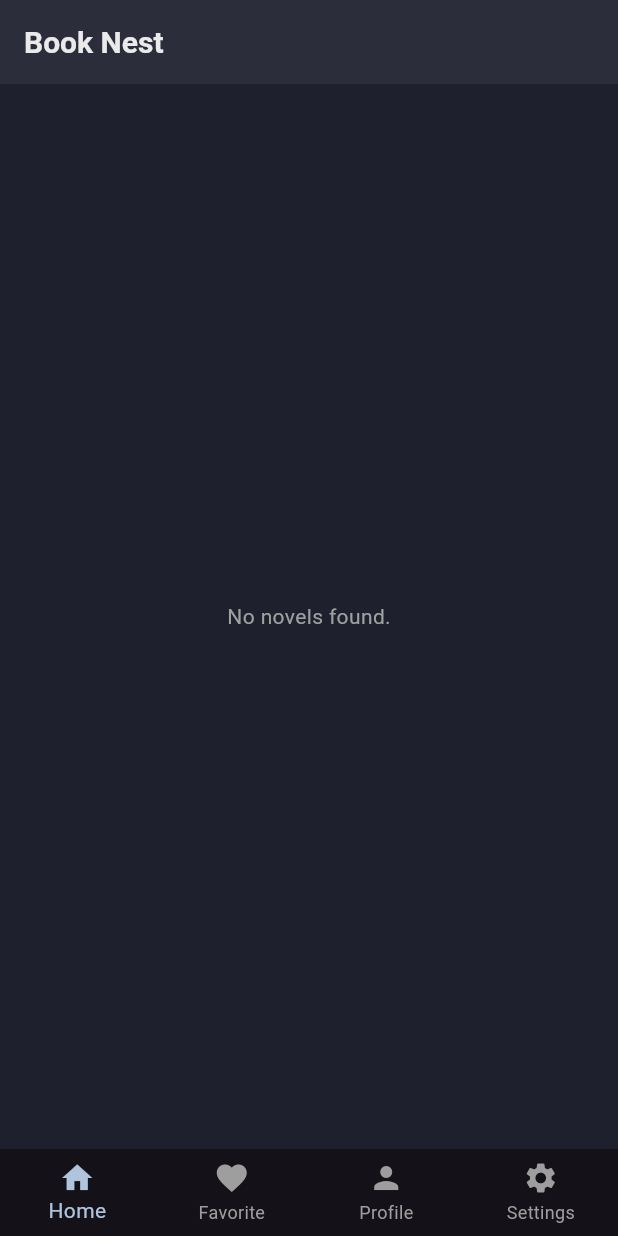
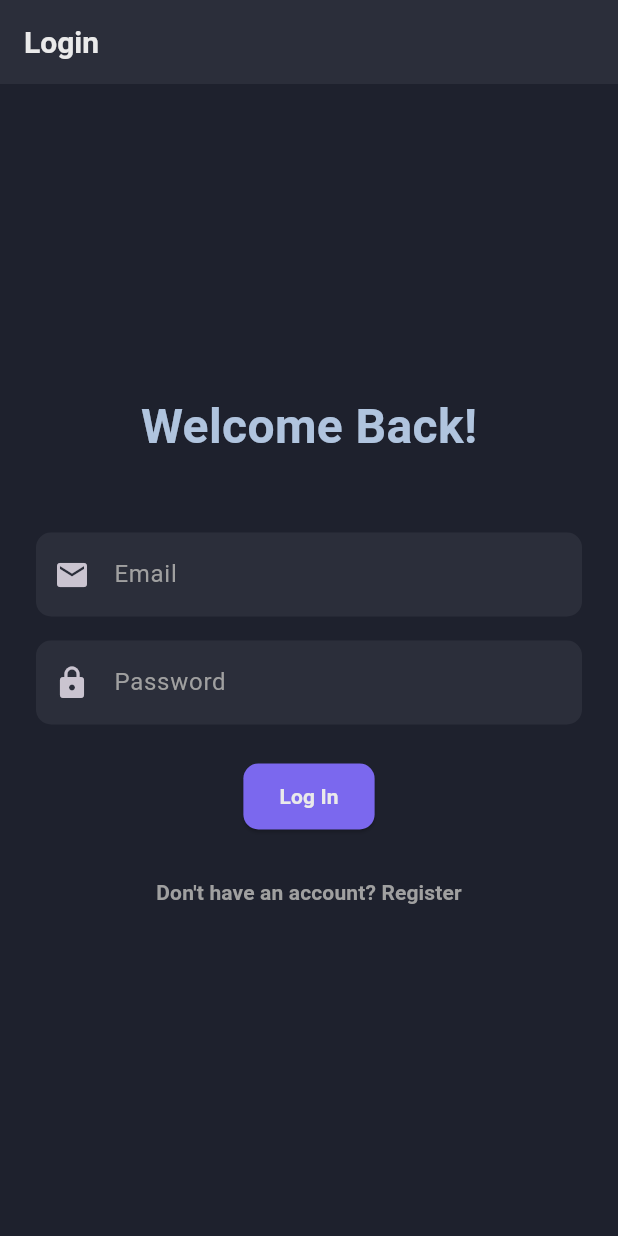
Before and after one commit to Farhan-Iqbal/eBook-Malay-Novel, a Flutter app: the screen it shows after launch, on a phone screen of 412 x 824 dp. Run offline on Flutter 3.47's test engine with Material 3 defaults, Android fonts, the phone set to English and light mode, and no system bars; our stand-ins replace supabase_flutter; accounts and stored records are empty.

Commit message:
Adding logout button, login page, and register page

```diff
--- /dev/null
+++ b/lib/login_screen.dart
@@ -0,0 +1,141 @@
+import 'package:flutter/material.dart';
+import '../services/supabase_service.dart';
+import '../theme.dart';
+import '/views/home_screen.dart';
+import 'register_screen.dart';
+
+class LoginScreen extends StatefulWidget {
+  const LoginScreen({super.key});
+
+  @override
+  State<LoginScreen> createState() => _LoginScreenState();
+}
+
+class _LoginScreenState extends State<LoginScreen> {
+  final _formKey = GlobalKey<FormState>();
+  final _emailController = TextEditingController();
+  final _passwordController = TextEditingController();
+  bool _isLoading = false;
+
+  Future<void> _signIn() async {
+    if (!_formKey.currentState!.validate()) {
+      return;
+    }
+
+    setState(() {
+      _isLoading = true;
+    });
+
+    try {
+      final response = await SupabaseService.client.auth.signInWithPassword(
+        email: _emailController.text,
+        password: _passwordController.text,
+      );
+
+      if (response.user != null) {
+        // Navigate to the home screen on successful login
+        if (mounted) {
+          Navigator.of(context).pushReplacement(
+            MaterialPageRoute(builder: (context) => const HomeScreen()),
+          );
+        }
+      } else {
+        if (mounted) {
+          ScaffoldMessenger.of(context).showSnackBar(
+            const SnackBar(content: Text('Invalid login credentials.')),
+          );
+        }
+      }
+    } catch (e) {
+      if (mounted) {
+        ScaffoldMessenger.of(context).showSnackBar(
+          SnackBar(content: Text('Login failed: $e')),
+        );
+      }
+    } finally {
+      if (mounted) {
+        setState(() {
+          _isLoading = false;
+        });
+      }
+    }
+  }
+
+  @override
+  Widget build(BuildContext context) {
+    return Scaffold(
+      appBar: AppBar(
+        title: const Text('Login'),
+      ),
+      body: Center(
+        child: SingleChildScrollView(
+          padding: const EdgeInsets.all(24.0),
+          child: Form(
+            key: _formKey,
+            child: Column(
+              mainAxisAlignment: MainAxisAlignment.center,
+              children: [
+                const Text(
+                  'Welcome Back!',
+                  style: TextStyle(
+                    fontSize: 32,
+                    fontWeight: FontWeight.bold,
+                    color: kPrimaryColor,
+                  ),
+                ),
+                const SizedBox(height: 48),
+                TextFormField(
+                  controller: _emailController,
+                  decoration: const InputDecoration(
+                    labelText: 'Email',
+                    prefixIcon: Icon(Icons.email),
+                  ),
+                  validator: (value) {
+                    if (value == null || value.isEmpty) {
+                      return 'Please enter your email';
+                    }
+                    return null;
+                  },
+                ),
+                const SizedBox(height: 16),
+                TextFormField(
+                  controller: _passwordController,
+                  decoration: const InputDecoration(
+                    labelText: 'Password',
+                    prefixIcon: Icon(Icons.lock),
+                  ),
+                  obscureText: true,
+                  validator: (value) {
+                    if (value == null || value.isEmpty) {
+                      return 'Please enter your password';
+                    }
+                    return null;
+                  },
+                ),
+                const SizedBox(height: 24),
+                _isLoading
+                    ? const CircularProgressIndicator()
+                    : ElevatedButton(
+                        onPressed: _signIn,
+                        child: const Text('Log In'),
+                      ),
+                const SizedBox(height: 16),
+                TextButton(
+                  onPressed: () {
+                    Navigator.of(context).push(
+                      MaterialPageRoute(builder: (context) => const RegisterScreen()),
+                    );
+                  },
+                  child: const Text(
+                    "Don't have an account? Register",
+                    style: TextStyle(color: kSubtleTextColor),
+                  ),
+                ),
+              ],
+            ),
+          ),
+        ),
+      ),
+    );
+  }
+}
--- a/lib/main.dart
+++ b/lib/main.dart
@@ -1,7 +1,9 @@
 import 'package:flutter/material.dart';
-import '/services/supabase_service.dart';
-import '/theme.dart';
-import '/views/home_screen.dart'; // Create this file
+import 'package:supabase_flutter/supabase_flutter.dart';
+import 'services/supabase_service.dart';
+import 'theme.dart';
+import 'views/home_screen.dart';
+import '/login_screen.dart';
 
 Future<void> main() async {
   WidgetsFlutterBinding.ensureInitialized();
@@ -9,16 +11,44 @@ Future<void> main() async {
   runApp(const MyApp());
 }
 
-class MyApp extends StatelessWidget {
+class MyApp extends StatefulWidget {
   const MyApp({super.key});
+
+  @override
+  State<MyApp> createState() => _MyAppState();
+}
+
+class _MyAppState extends State<MyApp> {
+  final _supabaseClient = SupabaseService.client;
+  User? _user;
+
+  @override
+  void initState() {
+    super.initState();
+    // Listen for auth state changes
+    _supabaseClient.auth.onAuthStateChange.listen((data) {
+      final event = data.event;
+      if (event == AuthChangeEvent.signedIn || event == AuthChangeEvent.initialSession) {
+        setState(() {
+          _user = data.session?.user;
+        });
+      } else {
+        setState(() {
+          _user = null;
+        });
+      }
+    });
+
+    // Initial check for a session
+    _user = _supabaseClient.auth.currentUser;
+  }
 
   @override
   Widget build(BuildContext context) {
     return MaterialApp(
       title: 'Book Nest',
       theme: appTheme,
-      home: const HomeScreen(),
-      // Add routes for other screens like EbookDetailsScreen
+      home: _user == null ? const LoginScreen() : const HomeScreen(),
     );
   }
 }
```
Also changed, not shown: lib/register_screen.dart (added, +153 -0 lines), lib/settings_screen.dart (+40 -6 lines).
